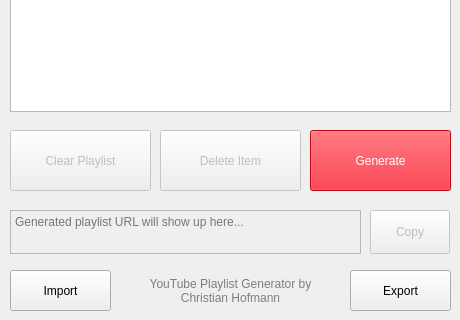
Above: src/gui/form.ui from christianhofmanncodes/youtube-playlist-generator before the change; both pictures show x 0 to 460 and y 220 to 540 of the 460 by 540 pixel window. Below: the same form after it.
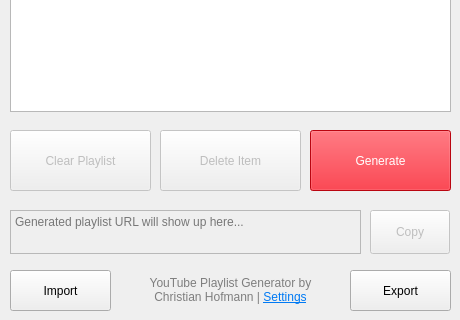
That is the form after the change.

Commit message: add info and settings dialog, save settings inside settings.config, rename read_ytplaylist_file() to read_json_file()

```diff
--- a/src/gui/form.ui
+++ b/src/gui/form.ui
@@ -255,7 +255,7 @@
      <string notr="true">color: rgb(126, 126, 126);</string>
     </property>
     <property name="text">
-     <string>YouTube Playlist Generator by Christian Hofmann</string>
+     <string>&lt;html&gt;&lt;head/&gt;&lt;body&gt;&lt;p&gt;YouTube Playlist Generator by Christian Hofmann | &lt;a href=&quot;settings&quot;&gt;&lt;span style=&quot; text-decoration: underline; color:#007af4;&quot;&gt;Settings&lt;/span&gt;&lt;/a&gt;&lt;/p&gt;&lt;/body&gt;&lt;/html&gt;</string>
     </property>
     <property name="alignment">
      <set>Qt::AlignCenter</set>
```
The commit also changes 5 other files.
